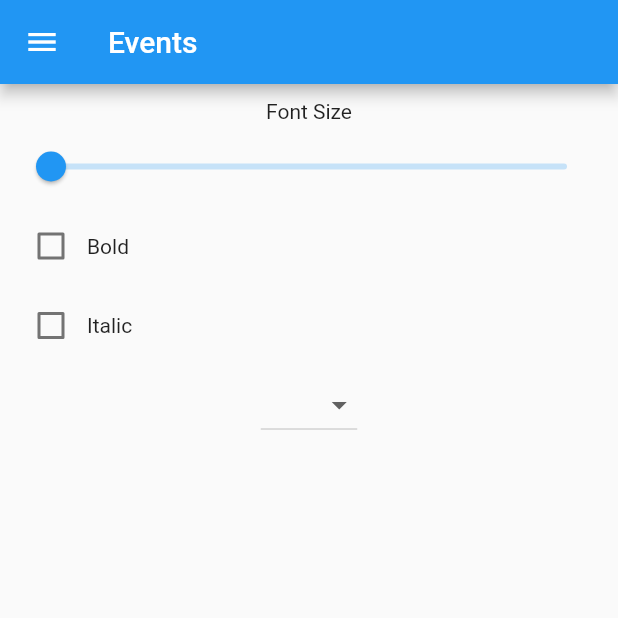
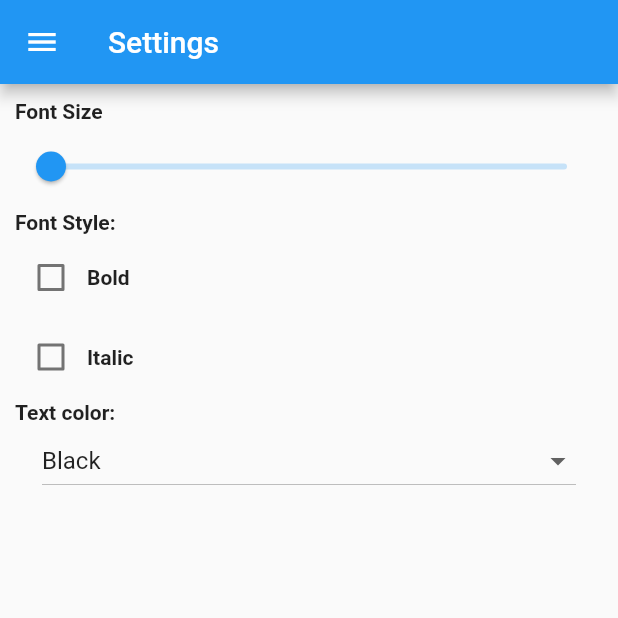
Before and after one commit to abubasith456/redux_project, a Flutter app: the SettingPage screen opened by its route, on a phone screen of 412 x 824 dp, the top half of it. Run offline on Flutter 3.47's test engine with Material 2 defaults, Android fonts, the light colour scheme and no system bars; our stand-ins replace flutter_redux, redux, redux_thunk.

Commit message:
first commit

```diff
--- a/lib/redux_font/app_state.dart
+++ b/lib/redux_font/app_state.dart
@@ -18,3 +18,13 @@ class AppState {
     color = anotherState.color;
   }
 }
+
+class DropDownState {
+  late String color;
+
+  DropDownState({required this.color});
+
+  DropDownState.fromAppState(DropDownState anotherSate) {
+    color = anotherSate.color;
+  }
+}
--- a/lib/redux_font/fragments/home.dart
+++ b/lib/redux_font/fragments/home.dart
@@ -24,13 +24,16 @@ class HomePage extends StatelessWidget {
                     Text(
                       "Hai, this is sample page for redux. Here i use some diffrent types of styles by using redux method",
                       style: TextStyle(
-                        fontSize: state.fontSize.toDouble(),
-                        fontWeight:
-                            state.isBold ? FontWeight.bold : FontWeight.normal,
-                        fontStyle: state.isItalic
-                            ? FontStyle.italic
-                            : FontStyle.normal,
-                      ),
+                          fontSize: state.fontSize.toDouble(),
+                          fontWeight: state.isBold
+                              ? FontWeight.bold
+                              : FontWeight.normal,
+                          fontStyle: state.isItalic
+                              ? FontStyle.italic
+                              : FontStyle.normal,
+                          color: state.color == 'Yellow'
+                              ? Colors.yellow
+                              : Colors.black),
                     ),
                     const SizedBox(
                       height: 20,
--- a/lib/redux_font/fragments/settings.dart
+++ b/lib/redux_font/fragments/settings.dart
@@ -1,18 +1,25 @@
 import 'package:flutter/material.dart';
 import 'package:flutter_redux/flutter_redux.dart';
+import 'package:redux/redux.dart';
 import 'package:redux_project/redux_font/action.dart';
 import 'package:redux_project/redux_font/app_state.dart';
 import '../navidation_drawer.dart';
+import '../reducer.dart';
 
 class SettingPage extends StatelessWidget {
   static const String routeName = '/eventPage';
 
+  var store = Store<DropDownState>(dropDownReducer,
+      initialState: DropDownState(color: 'Black'));
+
+  var selectedValue = 'Black';
   var items = [
     'Blue',
     'Green',
     'Red',
     'Yellow',
     'Orange',
+    'Black',
   ];
 
   @override
@@ -24,15 +31,17 @@ class SettingPage extends StatelessWidget {
         builder: (context, state) {
           return Scaffold(
             appBar: AppBar(
-              title: const Text("Events"),
+              title: const Text("Settings"),
             ),
             drawer: NavigationDrawer(),
             body: Padding(
               padding: const EdgeInsets.all(10),
-              child: Column(children: [
+              child: Column(
+                  crossAxisAlignment: CrossAxisAlignment.start,
+                  children: [
                     const Text(
                       'Font Size',
-                  textAlign: TextAlign.start,
+                      style: TextStyle(fontWeight: FontWeight.bold),
                     ),
                     const SizedBox(
                       height: 5,
@@ -51,6 +60,13 @@ class SettingPage extends StatelessWidget {
                     const SizedBox(
                       height: 5,
                     ),
+                    const Text(
+                      'Font Style:',
+                      style: TextStyle(fontWeight: FontWeight.bold),
+                    ),
+                    const SizedBox(
+                      height: 5,
+                    ),
                     Container(
                       child: Row(
                         children: [
@@ -61,7 +77,10 @@ class SettingPage extends StatelessWidget {
                                   .dispatch(Bold(newValue!));
                             },
                           ),
-                      const Text("Bold")
+                          const Text(
+                            "Bold",
+                            style: TextStyle(fontWeight: FontWeight.bold),
+                          )
                         ],
                       ),
                     ),
@@ -78,25 +97,48 @@ class SettingPage extends StatelessWidget {
                                   .dispatch(Italic(newValue!));
                             },
                           ),
-                      const Text("Italic")
+                          const Text(
+                            "Italic",
+                            style: TextStyle(fontWeight: FontWeight.bold),
+                          )
                         ],
                       ),
                     ),
                     const SizedBox(
                       height: 5,
                     ),
-                Container(
+                    const Text(
+                      'Text color:',
+                      style: TextStyle(fontWeight: FontWeight.bold),
+                    ),
+                    StoreProvider<DropDownState>(
+                      store: store,
+                      child: Container(
+                        alignment: Alignment.center,
                         child: Column(
+                          crossAxisAlignment: CrossAxisAlignment.start,
                           children: [
-                      DropdownButton(
-                          items: items.map((String? value) {
-                            return DropdownMenuItem(
-                              child: Text('Items'),
+                            const SizedBox(
+                              width: 10,
+                            ),
+                            DropdownButton<String>(
+                              items: items.map((String value) {
+                                return DropdownMenuItem<String>(
                                   value: value,
+                                  child: SizedBox(
+                                      width: MediaQuery.of(context).size.width -
+                                          80,
+                                      child: Text(value)),
                                 );
                               }).toList(),
-                          onChanged: (value) => {})
+                              onChanged: (value) {
+                                StoreProvider.of<AppState>(context)
+                                    .dispatch(Color(value!));
+                              },
+                              value: state.color,
+                            ),
                           ],
+                        ),
                       ),
                     ),
                   ]),
--- a/lib/redux_font/reducer.dart
+++ b/lib/redux_font/reducer.dart
@@ -16,3 +16,13 @@ AppState reducer(AppState prevState, dynamic action) {
 
   return newState;
 }
+
+DropDownState dropDownReducer(DropDownState prevState, dynamic action) {
+  DropDownState newState = DropDownState.fromAppState(prevState);
+
+  if (action is Color) {
+    newState.color = action.color;
+  }
+
+  return newState;
+}
--- a/pubspec.yaml
+++ b/pubspec.yaml
@@ -38,6 +38,7 @@ dependencies:
   redux_thunk: ^0.4.0
   redux: ^5.0.0
   http: ^0.13.4
+
 
 dev_dependencies:
   flutter_test:
```
Lines whose indentation alone changed are shown as unchanged.
